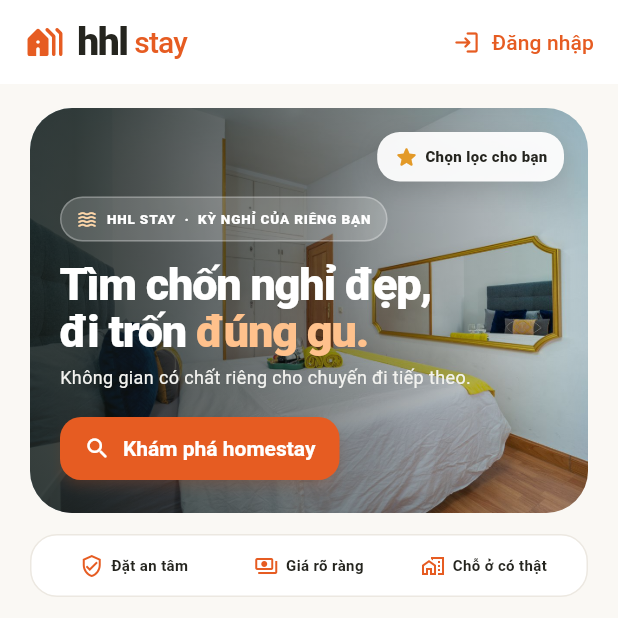
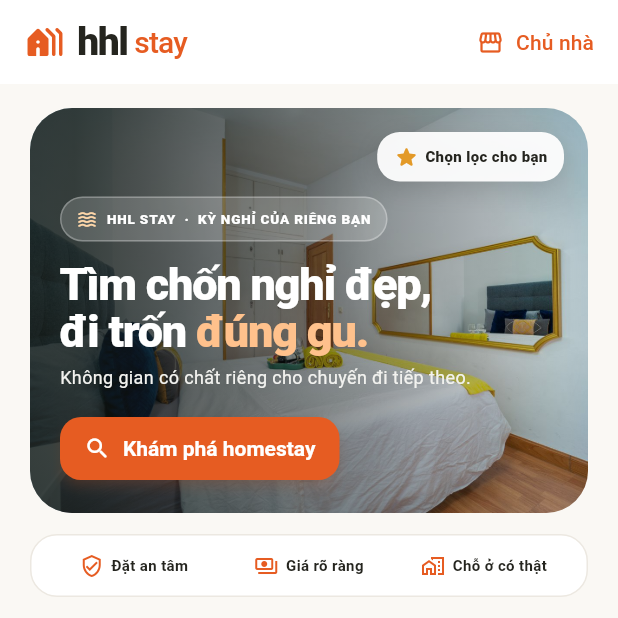
Before and after one commit to huanonana/nhom_huan_hieu_long, a Flutter app: the screen it shows after launch, on a phone screen of 412 x 824 dp, the top half of it. Run offline on Flutter 3.47's test engine with Material 3 defaults, Android fonts, the phone set to English and light mode, and no system bars; our stand-ins replace cloud_firestore, firebase_auth, firebase_core, fl_chart, flutter_riverpod, flutter_slidable and 3 more; missing offline and left inert: qr; accounts and stored records are empty.

Commit message:
Add clear owner entry from guest discovery

```diff
--- a/lib/core/router/app_router.dart
+++ b/lib/core/router/app_router.dart
@@ -182,19 +182,19 @@ class AppShell extends ConsumerWidget {
         ),
         actions: [
           TextButton.icon(
-            onPressed: () => context.go('/profile'),
+            onPressed: () => context.go(host ? '/profile' : '/host'),
             icon: Icon(
               host
                   ? Icons.admin_panel_settings_outlined
                   : authMode && currentUser == null
-                  ? Icons.login_rounded
+                  ? Icons.storefront_outlined
                   : Icons.person_outline,
             ),
             label: Text(
               host
                   ? 'Admin'
                   : authMode && currentUser == null
-                  ? 'Đăng nhập'
+                  ? 'Chủ nhà'
                   : 'Tài khoản',
             ),
           ),
```
Also changed, not shown: lib/features/booking/presentation/firebase_pages.dart (+16 -2 lines).
